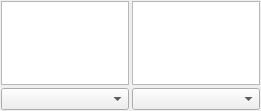
This is src/GUI/traywidget.ui in denix56/Apertium-GP as Qt 5 draws it before an edit. The edited form follows.
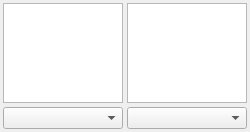
This is the edited form. Custom widgets are drawn as their Qt base class.

Commit message: tray widget for linux

```diff
--- a/src/GUI/traywidget.ui
+++ b/src/GUI/traywidget.ui
@@ -6,8 +6,8 @@
    <rect>
     <x>0</x>
     <y>0</y>
-    <width>261</width>
-    <height>111</height>
+    <width>250</width>
+    <height>132</height>
    </rect>
   </property>
   <property name="sizePolicy">
@@ -16,6 +16,12 @@
     <verstretch>0</verstretch>
    </sizepolicy>
   </property>
+  <property name="maximumSize">
+   <size>
+    <width>517</width>
+    <height>16777215</height>
+   </size>
+  </property>
   <property name="windowTitle">
    <string>Form</string>
   </property>
@@ -33,10 +39,22 @@
     <number>1</number>
    </property>
    <property name="spacing">
-    <number>3</number>
+    <number>2</number>
    </property>
    <item row="0" column="0">
     <widget class="TrayInputTextEdit" name="textEdit">
+     <property name="sizePolicy">
+      <sizepolicy hsizetype="Fixed" vsizetype="Fixed">
+       <horstretch>0</horstretch>
+       <verstretch>0</verstretch>
+      </sizepolicy>
+     </property>
+     <property name="maximumSize">
+      <size>
+       <width>120</width>
+       <height>100</height>
+      </size>
+     </property>
      <property name="font">
       <font>
        <pointsize>9</pointsize>
@@ -46,11 +64,26 @@
    </item>
    <item row="0" column="1">
     <widget class="QTextEdit" name="textEdit_2">
+     <property name="sizePolicy">
+      <sizepolicy hsizetype="Fixed" vsizetype="Expanding">
+       <horstretch>0</horstretch>
+       <verstretch>0</verstretch>
+      </sizepolicy>
+     </property>
+     <property name="maximumSize">
+      <size>
+       <width>120</width>
+       <height>100</height>
+      </size>
+     </property>
      <property name="font">
       <font>
        <pointsize>9</pointsize>
       </font>
      </property>
+     <property name="readOnly">
+      <bool>true</bool>
+     </property>
     </widget>
    </item>
    <item row="1" column="0">
```
The commit also changes 5 other files.
